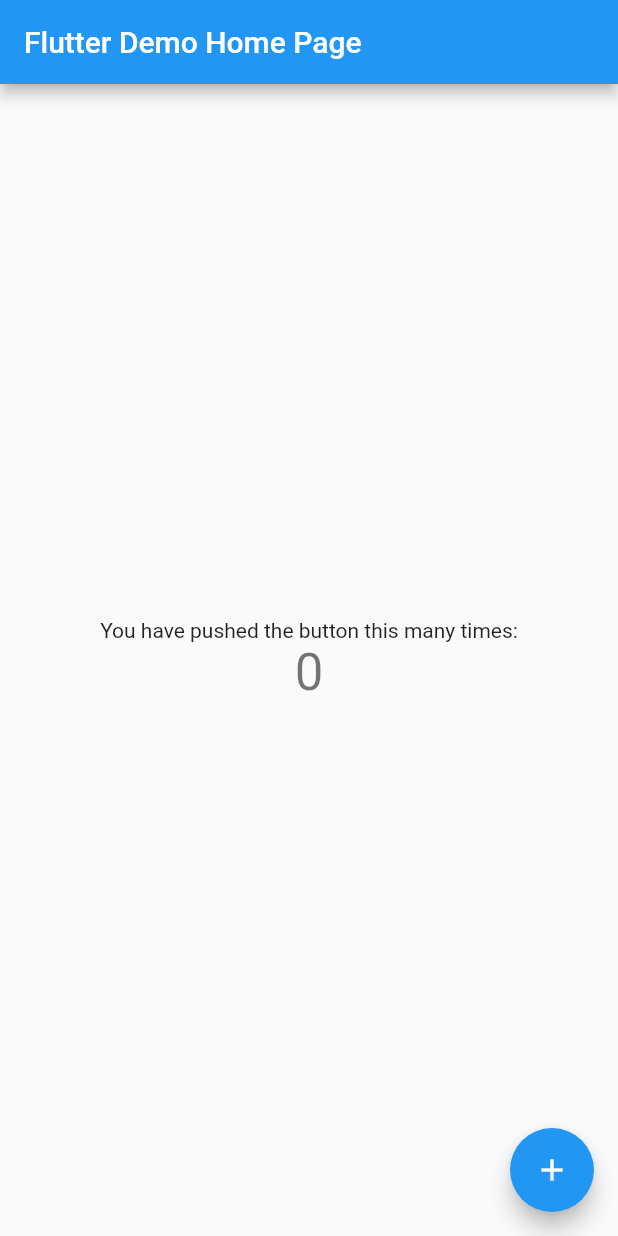
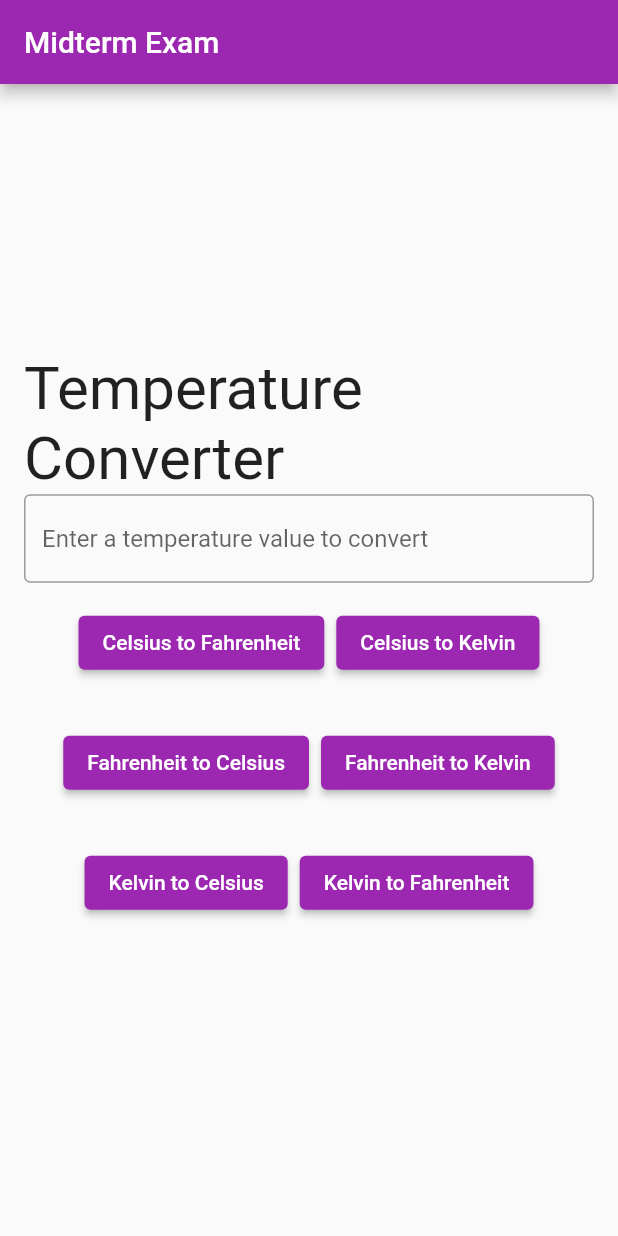
Before and after one commit to Warsorawitnaja/midterm_630710774, a Flutter app: the screen it shows after launch, on a phone screen of 412 x 824 dp. Run offline on Flutter 3.47's test engine with Material 2 defaults, Android fonts, the phone set to English and light mode, and no system bars.

Commit message:
input and push

```diff
--- a/lib/main.dart
+++ b/lib/main.dart
@@ -1,115 +1,21 @@
 import 'package:flutter/material.dart';
+import 'package:midterm_630710774/page/game_page.dart';
 
 void main() {
   runApp(const MyApp());
+
 }
-
-class MyApp extends StatelessWidget {
+class MyApp extends StatelessWidget { //// UI COMPONNENTS = ชิ้นส่วน UI || ปุ่มต่างๆ
   const MyApp({Key? key}) : super(key: key);
 
-  // This widget is the root of your application.
   @override
   Widget build(BuildContext context) {
     return MaterialApp(
       title: 'Flutter Demo',
       theme: ThemeData(
-        // This is the theme of your application.
-        //
-        // Try running your application with "flutter run". You'll see the
-        // application has a blue toolbar. Then, without quitting the app, try
-        // changing the primarySwatch below to Colors.green and then invoke
-        // "hot reload" (press "r" in the console where you ran "flutter run",
-        // or simply save your changes to "hot reload" in a Flutter IDE).
-        // Notice that the counter didn't reset back to zero; the application
-        // is not restarted.
-        primarySwatch: Colors.blue,
+        primarySwatch: Colors.purple,
       ),
-      home: const MyHomePage(title: 'Flutter Demo Home Page'),
+      home: GamePage(),
     );
   }
 }
-
-class MyHomePage extends StatefulWidget {
-  const MyHomePage({Key? key, required this.title}) : super(key: key);
-
-  // This widget is the home page of your application. It is stateful, meaning
-  // that it has a State object (defined below) that contains fields that affect
-  // how it looks.
-
-  // This class is the configuration for the state. It holds the values (in this
-  // case the title) provided by the parent (in this case the App widget) and
-  // used by the build method of the State. Fields in a Widget subclass are
-  // always marked "final".
-
-  final String title;
-
-  @override
-  State<MyHomePage> createState() => _MyHomePageState();
-}
-
-class _MyHomePageState extends State<MyHomePage> {
-  int _counter = 0;
-
-  void _incrementCounter() {
-    setState(() {
-      // This call to setState tells the Flutter framework that something has
-      // changed in this State, which causes it to rerun the build method below
-      // so that the display can reflect the updated values. If we changed
-      // _counter without calling setState(), then the build method would not be
-      // called again, and so nothing would appear to happen.
-      _counter++;
-    });
-  }
-
-  @override
-  Widget build(BuildContext context) {
-    // This method is rerun every time setState is called, for instance as done
-    // by the _incrementCounter method above.
-    //
-    // The Flutter framework has been optimized to make rerunning build methods
-    // fast, so that you can just rebuild anything that needs updating rather
-    // than having to individually change instances of widgets.
-    return Scaffold(
-      appBar: AppBar(
-        // Here we take the value from the MyHomePage object that was created by
-        // the App.build method, and use it to set our appbar title.
-        title: Text(widget.title),
-      ),
-      body: Center(
-        // Center is a layout widget. It takes a single child and positions it
-        // in the middle of the parent.
-        child: Column(
-          // Column is also a layout widget. It takes a list of children and
-          // arranges them vertically. By default, it sizes itself to fit its
-          // children horizontally, and tries to be as tall as its parent.
-          //
-          // Invoke "debug painting" (press "p" in the console, choose the
-          // "Toggle Debug Paint" action from the Flutter Inspector in Android
-          // Studio, or the "Toggle Debug Paint" command in Visual Studio Code)
-          // to see the wireframe for each widget.
-          //
-          // Column has various properties to control how it sizes itself and
-          // how it positions its children. Here we use mainAxisAlignment to
-          // center the children vertically; the main axis here is the vertical
-          // axis because Columns are vertical (the cross axis would be
-          // horizontal).
-          mainAxisAlignment: MainAxisAlignment.center,
-          children: <Widget>[
-            const Text(
-              'You have pushed the button this many times:',
-            ),
-            Text(
-              '$_counter',
-              style: Theme.of(context).textTheme.headline4,
-            ),
-          ],
-        ),
-      ),
-      floatingActionButton: FloatingActionButton(
-        onPressed: _incrementCounter,
-        tooltip: 'Increment',
-        child: const Icon(Icons.add),
-      ), // This trailing comma makes auto-formatting nicer for build methods.
-    );
-  }
-}
--- /dev/null
+++ b/lib/page/game_page.dart
@@ -0,0 +1,284 @@
+import 'package:flutter/material.dart';
+import '../game.dart';
+
+class GamePage extends StatefulWidget {
+  @override
+  State<GamePage> createState() => _GamePageState();
+}
+
+class _GamePageState extends State<GamePage> {
+  final _controller = TextEditingController();
+  final _game = Game();
+  var _feedbackText = ' ';
+  var _showTestButton = false;
+  //var fc = " ";
+  @override
+  void CF() {
+    _showTestButton = ! _showTestButton;
+    print('Botton clicked');
+    //print(_controller.text);
+    var guess = double.tryParse(_controller.text);
+    if (guess == null) {
+      print('Error');
+      setState(() {
+        // เก็บค่าของ UI เอาไว้
+        _feedbackText = 'Please enter a value to convert';
+      });
+    } else {
+      var result = _game.CelsiustoFahrenheit(guess);
+      setState(() {
+        // เก็บค่าของ UI เอาไว้
+        _feedbackText = '$guess Celsius = $result Fahrenheit';
+      });
+    }
+  }
+  void FC() {
+    _showTestButton = ! _showTestButton;
+    print('Botton clicked');
+    print(_controller.text);
+    var guess = double.tryParse(_controller.text);
+    if (guess == null) {
+      print('Error');
+      setState(() {
+        // เก็บค่าของ UI เอาไว้
+        _feedbackText = 'Please enter a value to convert';
+      });
+    } else {
+      var result = _game.FC(guess);
+      setState(() {
+        // เก็บค่าของ UI เอาไว้
+        _feedbackText = '$guess Fahrenheit = $result Celsius';
+      });
+    }
+  }
+  void KC() {
+    _showTestButton = ! _showTestButton;
+    print('Botton clicked');
+    print(_controller.text);
+    var guess = double.tryParse(_controller.text);
+    if (guess == null) {
+      print('Error');
+      setState(() {
+        // เก็บค่าของ UI เอาไว้
+        _feedbackText = 'Please enter a value to convert';
+      });
+    } else {
+      var result = _game.KC(guess);
+      setState(() {
+        // เก็บค่าของ UI เอาไว้
+        _feedbackText = '$guess Kelvin = $result Celsius';
+      });
+    }
+  }
+  void CK() {
+    _showTestButton = ! _showTestButton;
+    print('Botton clicked');
+    print(_controller.text);
+    var guess = double.tryParse(_controller.text);
+    if (guess == null) {
+      print('Error');
+      setState(() {
+        // เก็บค่าของ UI เอาไว้
+        _feedbackText = 'Please enter a value to convert';
+      });
+    } else {
+      var result = _game.CK(guess);
+      setState(() {
+        // เก็บค่าของ UI เอาไว้
+        _feedbackText = '$guess Celsius = $result Kelvin';
+      });
+    }
+  }
+  void FK() {
+    _showTestButton = ! _showTestButton;
+    print('Botton clicked');
+    print(_controller.text);
+    var guess = double.tryParse(_controller.text);
+    if (guess == null) {
+      print('Error');
+      setState(() {
+        // เก็บค่าของ UI เอาไว้
+        _feedbackText = 'Please enter a value to convert.';
+
+      });
+    } else {
+      var result = _game.FK(guess);
+      setState(() {
+        // เก็บค่าของ UI เอาไว้
+        _feedbackText = '$guess Fahrenheit = $result Kelvin';
+      });
+    }
+  }
+  void KF() {
+    _showTestButton = ! _showTestButton;
+    print('Botton clicked');
+    print(_controller.text);
+    var guess = double.tryParse(_controller.text);
+    if (guess == null) {
+      print('Error');
+      setState(() {
+        // เก็บค่าของ UI เอาไว้
+        _feedbackText = 'Please enter a value to convert';
+      });
+    } else {
+      var result = _game.KF(guess);
+      setState(() {
+        // เก็บค่าของ UI เอาไว้
+        _feedbackText = '$guess Kelvin = $result Fahrenheit';
+      });
+    }
+  }
+  Widget build(BuildContext context) {
+    return Scaffold(
+      /// ******ใช่บ่อยยยมากก
+      appBar: AppBar(
+        title: const Text('Midterm Exam'),
+      ),
+      /// แถบด้านบน
+      body: Padding(
+        padding:  EdgeInsets.all(16.0),
+        child: Column(
+          mainAxisAlignment: MainAxisAlignment.center,
+          children: [
+            //Text('Please enter number between 1 and 100'),
+            Text("Temperature Converter" , style: TextStyle(fontSize: 40),),
+            TextField(
+              controller: _controller,
+              decoration: InputDecoration(
+                border: OutlineInputBorder(),
+                hintText: 'Enter a temperature value to convert',
+              ),
+            ),
+            Padding(
+              padding: const EdgeInsets.all(8.0),
+                child: new ButtonBar(
+                  mainAxisSize: MainAxisSize.min,
+                  children: [
+                    ElevatedButton(
+                      onPressed: CF,
+                      child: Text("Celsius to Fahrenheit"),
+                    ),
+                    ElevatedButton(
+                      onPressed: CK,
+                      child: Text("Celsius to Kelvin"),
+                    ),
+                  ],
+                ),
+              ),
+            Padding(
+              padding: const EdgeInsets.all(8.0),
+              child: new ButtonBar(
+                mainAxisSize: MainAxisSize.min,
+                children: [
+                  ElevatedButton(
+                    onPressed: FC,
+                    child: Text("Fahrenheit to Celsius"),
+                  ),
+                  ElevatedButton(
+                    onPressed: FK,
+                    child: Text("Fahrenheit to Kelvin"),
+                  ),
+                ],
+              ),
+            ),
+            Padding(
+              padding: const EdgeInsets.all(8.0),
+              child: new ButtonBar(
+                mainAxisSize: MainAxisSize.min,
+                children: [
+                  ElevatedButton(
+                    onPressed: KC,
+                    child: Text("Kelvin to Celsius"),
+                  ),
+                  ElevatedButton(
+                    onPressed: KF,
+                    child: Text("Kelvin to Fahrenheit"),
+                  ),
+                ],
+              ),
+            ),
+            Text(_feedbackText),
+          ],
+        ),
+      ),
+    );
+
+    /// ขึ้นโครงร่าง
+  }
+}
+/*
+decoration: BoxDecoration(
+            //border: Border.all(color: Colors.black,width: 5.0), /// width ความกว้าง
+            //shape: BoxShape.circle,
+          ), /// แต่ง่ความสวยหน้าตา
+ */
+/*
+void FC() {
+    _showTestButton = ! _showTestButton;
+    print('Botton clicked');
+    print(_controller.text);
+    var guess = int.tryParse(_controller.text);
+    if (guess == null) {
+      print('Error');
+      setState(() {
+        // เก็บค่าของ UI เอาไว้
+        _feedbackText = 'Input Error Please try again';
+      });
+    } else {
+      var result = _game.FC(guess);
+      setState(() {
+        // เก็บค่าของ UI เอาไว้
+        _feedbackText = '$guess Fahrenheit = $result Celsius';
+      });
+    }
+  }
+ */
+/*
+ child: Column(
+            mainAxisAlignment: MainAxisAlignment.spaceAround,
+            //height: 100.0, /// ขยายความสูง
+            /*
+              decoration: BoxDecoration(
+              //border: Border.all(color: Colors.black,width: 5.0), /// width ความกว้าง
+              //shape: BoxShape.circle,
+            ), /// แต่ง่ความสวยหน้าตา
+            */
+            children: [
+              //Text('Please enter number between 1 and 100'),
+              Text("Temperature Converter"),
+              TextField(
+                controller: _controller,
+                decoration: InputDecoration(
+                  border: OutlineInputBorder(),
+                  hintText: 'Please enter number  ',
+                ),
+              ),
+              // call back เรียกกลับมา
+              ElevatedButton(
+                onPressed: CF,
+                child: Text("Celsius to Fahrenheit"),
+              ),
+              ElevatedButton(
+                onPressed: FC,
+                child: Text("Fahrenheit to Celsius"),
+              ),
+              ElevatedButton(
+                onPressed: KC,
+                child: Text("Kelvin to Celsius"),
+              ),
+              ElevatedButton(
+                onPressed: CK,
+                child: Text("Celsius to Kelvin"),
+              ),
+              ElevatedButton(
+                onPressed: FK,
+                child: Text("Fahrenheit to Kelvin"),
+              ),
+              ElevatedButton(
+                onPressed: KF,
+                child: Text("Kelvin to Fahrenheit"),
+              ),
+              Text(_feedbackText),
+            ],
+          ),
+ */
```
Also changed, not shown: lib/game.dart (added, +42 -0 lines).
